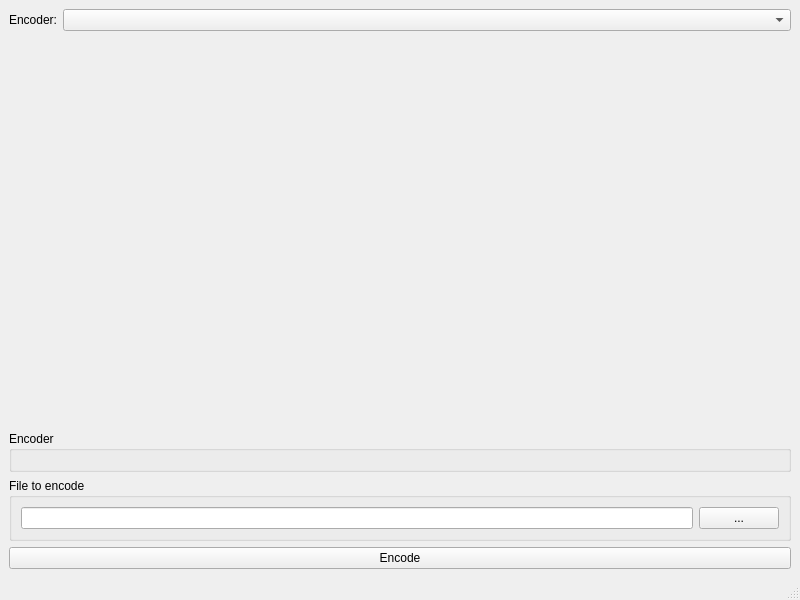
MaxGarden/AESEncoder, file AESEncoder/Source/MainWindow/UI/MainWindow.ui: the form before one commit.
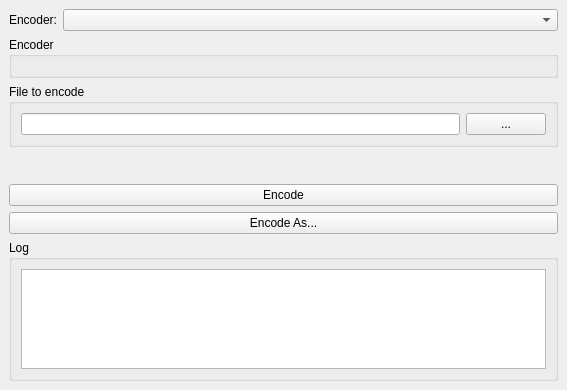
The form after the commit.

The edit to the form file:
```diff
--- a/AESEncoder/Source/MainWindow/UI/MainWindow.ui
+++ b/AESEncoder/Source/MainWindow/UI/MainWindow.ui
@@ -6,10 +6,16 @@
    <rect>
     <x>0</x>
     <y>0</y>
-    <width>800</width>
-    <height>600</height>
+    <width>567</width>
+    <height>390</height>
    </rect>
   </property>
+  <property name="sizePolicy">
+   <sizepolicy hsizetype="Minimum" vsizetype="Minimum">
+    <horstretch>0</horstretch>
+    <verstretch>0</verstretch>
+   </sizepolicy>
+  </property>
   <property name="windowTitle">
    <string>AESEncoder</string>
   </property>
@@ -36,19 +42,6 @@
       </item>
      </layout>
     </item>
-    <item>
-     <spacer name="verticalSpacer">
-      <property name="orientation">
-       <enum>Qt::Vertical</enum>
-      </property>
-      <property name="sizeHint" stdset="0">
-       <size>
-        <width>20</width>
-        <height>40</height>
-       </size>
-      </property>
-     </spacer>
-    </item>
     <item>
      <widget class="QGroupBox" name="m_SelectedEncoderGroupBox">
       <property name="title">
@@ -62,8 +55,6 @@
      </widget>
     </item>
     <item>
-     <layout class="QVBoxLayout" name="verticalLayout">
-      <item>
        <widget class="QGroupBox" name="groupBox">
         <property name="title">
          <string>File to encode</string>
@@ -87,27 +78,69 @@
        </widget>
       </item>
       <item>
+     <spacer name="verticalSpacer">
+      <property name="orientation">
+       <enum>Qt::Vertical</enum>
+      </property>
+      <property name="sizeHint" stdset="0">
+       <size>
+        <width>20</width>
+        <height>40</height>
+       </size>
+      </property>
+     </spacer>
+    </item>
+    <item>
+     <layout class="QVBoxLayout" name="verticalLayout">
+      <item>
        <widget class="QPushButton" name="m_EncodePushButton">
         <property name="text">
          <string>Encode</string>
         </property>
        </widget>
       </item>
+      <item>
+       <widget class="QPushButton" name="m_EncodeAsPushButton">
+        <property name="text">
+         <string>Encode As...</string>
+        </property>
+       </widget>
+      </item>
      </layout>
     </item>
-   </layout>
-  </widget>
-  <widget class="QMenuBar" name="menubar">
-   <property name="geometry">
-    <rect>
-     <x>0</x>
-     <y>0</y>
-     <width>800</width>
-     <height>21</height>
-    </rect>
-   </property>
+    <item>
+     <widget class="QGroupBox" name="groupBox_2">
+      <property name="title">
+       <string>Log</string>
+      </property>
+      <layout class="QVBoxLayout" name="verticalLayout_5">
+       <item>
+        <widget class="QTextEdit" name="m_LogTextEdit">
+         <property name="enabled">
+          <bool>true</bool>
+         </property>
+         <property name="sizePolicy">
+          <sizepolicy hsizetype="Expanding" vsizetype="Minimum">
+           <horstretch>0</horstretch>
+           <verstretch>0</verstretch>
+          </sizepolicy>
+         </property>
+         <property name="maximumSize">
+          <size>
+           <width>16777215</width>
+           <height>100</height>
+          </size>
+         </property>
+         <property name="readOnly">
+          <bool>true</bool>
+         </property>
+        </widget>
+       </item>
+      </layout>
+     </widget>
+    </item>
+   </layout>
   </widget>
-  <widget class="QStatusBar" name="statusbar"/>
  </widget>
  <resources/>
  <connections/>
```
Left out of the diff: 75 changed lines with no effect on the pictures. Lines whose indentation alone changed are shown as unchanged.
